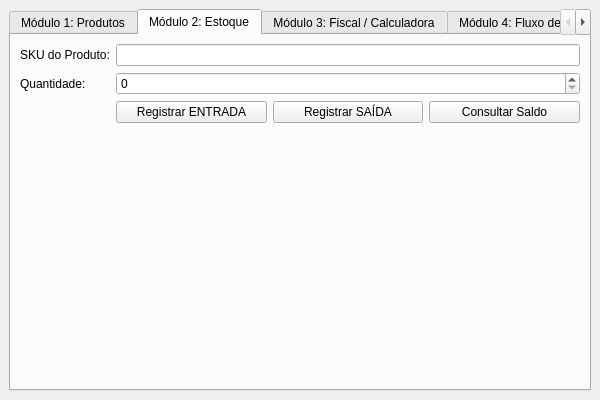
Qt form PROTOTIPO/tela_principal.ui (GestaoProjetos2026/Fiscal-Finance) before a commit.
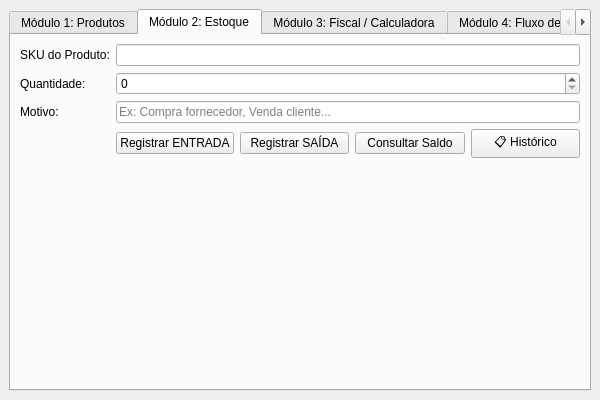
The same form after that commit. The open tabs and pages were chosen to show the change.

Commit message: feat(estoque): sincroniza arquivos atualizados com base da API Flask (FISC-MOD4)

What changed in the file:
```diff
--- a/PROTOTIPO/tela_principal.ui
+++ b/PROTOTIPO/tela_principal.ui
@@ -93,7 +93,15 @@
              <property name="maximum"><number>99999</number></property>
          </widget>
         </item>
+        <item row="2" column="0">
+         <widget class="QLabel" name="label_est_motivo"><property name="text"><string>Motivo:</string></property></widget>
+        </item>
         <item row="2" column="1">
+         <widget class="QLineEdit" name="input_est_motivo">
+          <property name="placeholderText"><string>Ex: Compra fornecedor, Venda cliente...</string></property>
+         </widget>
+        </item>
+        <item row="3" column="1">
          <layout class="QHBoxLayout">
           <item>
            <widget class="QPushButton" name="btn_est_entrada">
@@ -110,6 +118,11 @@
             <property name="text"><string>Consultar Saldo</string></property>
            </widget>
           </item>
+          <item>
+           <widget class="QPushButton" name="btn_est_historico">
+            <property name="text"><string>📋 Histórico</string></property>
+           </widget>
+          </item>
          </layout>
         </item>
        </layout>
```
The commit also changes 2 other files.
